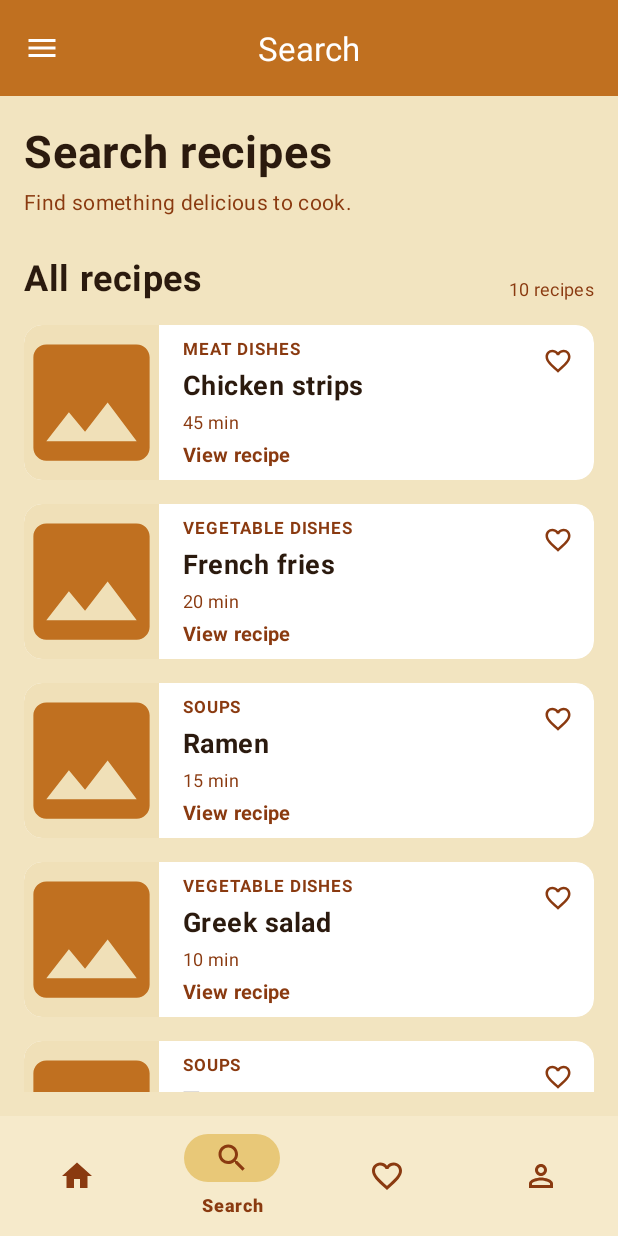
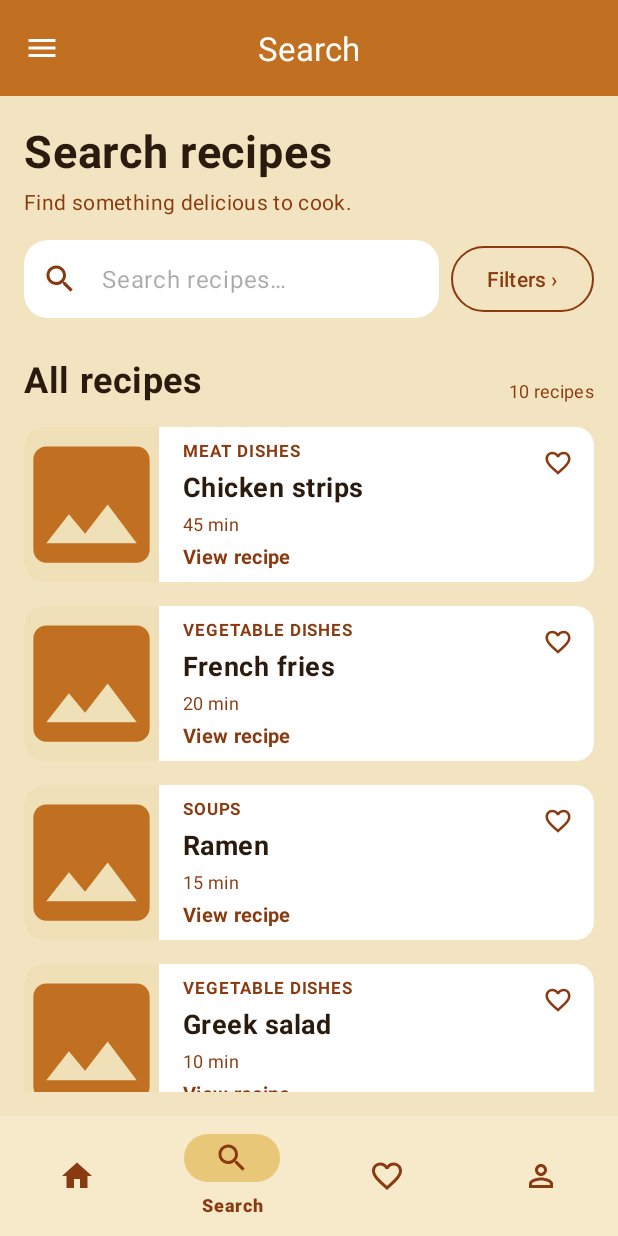
Before and after one commit to milicacorilic/mobilne-aplikacije-projekat-2026, an Android app: the SearchFragment screen opened through its navigation route, on a phone screen of 412 x 824 dp. Run offline under Robolectric (Android 15) with nearby library versions, the phone set to English and light mode, and no system bars; our stand-ins replace navigation-ui.

Commit message:
feat: implement live name search, viewmodel, and home search shortcut

```diff
--- a/app/src/main/java/com/example/recipe_app/MainActivity.java
+++ b/app/src/main/java/com/example/recipe_app/MainActivity.java
@@ -4,16 +4,19 @@ import android.os.Bundle;
 import android.widget.PopupMenu;
 
 import androidx.appcompat.app.AppCompatActivity;
+import androidx.lifecycle.ViewModelProvider;
 import androidx.navigation.NavController;
 import androidx.navigation.fragment.NavHostFragment;
 import androidx.navigation.ui.NavigationUI;
 
+import com.example.recipe_app.ui.search.SearchViewModel;
 import com.google.android.material.appbar.MaterialToolbar;
 import com.google.android.material.bottomnavigation.BottomNavigationView;
 
 public class MainActivity extends AppCompatActivity {
 
     private NavController navController;
+    private SearchViewModel searchViewModel;
 
     @Override
     protected void onCreate(Bundle savedInstanceState) {
@@ -24,11 +27,17 @@ public class MainActivity extends AppCompatActivity {
                 .findFragmentById(R.id.nav_host_fragment);
         navController = host.getNavController();
 
+        searchViewModel = new ViewModelProvider(this).get(SearchViewModel.class);
+
         BottomNavigationView bottomNav = findViewById(R.id.bottom_nav);
 
         NavigationUI.setupWithNavController(bottomNav, navController);
 
         bottomNav.setOnItemSelectedListener(item -> {
+            // Reset search state when navigating away from Search tab
+            if (item.getItemId() != R.id.searchFragment) {
+                searchViewModel.clearAll();
+            }
             goTo(item.getItemId());
             return true;
         });
@@ -49,7 +58,7 @@ public class MainActivity extends AppCompatActivity {
             if (destination.getId() == R.id.homeFragment) {
                 toolbar.setTitle(R.string.toolbar_title);
             } else {
-                toolbar.setTitle(destination.getLabel());   // label from nav_graph.xml
+                toolbar.setTitle(destination.getLabel());
             }
         });
     }
--- a/app/src/main/java/com/example/recipe_app/ui/home/HomeFragment.java
+++ b/app/src/main/java/com/example/recipe_app/ui/home/HomeFragment.java
@@ -4,8 +4,6 @@ import android.os.Bundle;
 import android.view.LayoutInflater;
 import android.view.View;
 import android.view.ViewGroup;
-import android.view.inputmethod.EditorInfo;
-import android.widget.EditText;
 import android.widget.LinearLayout;
 import android.widget.TextView;
 import android.widget.Toast;
@@ -20,6 +18,7 @@ import androidx.recyclerview.widget.LinearLayoutManager;
 import androidx.recyclerview.widget.RecyclerView;
 
 import com.example.recipe_app.R;
+import com.google.android.material.card.MaterialCardView;
 import com.google.android.material.chip.ChipGroup;
 
 import java.util.List;
@@ -39,13 +38,13 @@ public class HomeFragment extends Fragment {
         HomeViewModel vm = new ViewModelProvider(this).get(HomeViewModel.class);
 
         // Pretraga
-        EditText search = view.findViewById(R.id.etSearch);
-        search.setOnEditorActionListener((tv, actionId, event) -> {
-            if (actionId == EditorInfo.IME_ACTION_SEARCH) {
-                NavHostFragment.findNavController(this).navigate(R.id.searchFragment);
-                return true;
-            }
-            return false;
+        MaterialCardView searchCard = view.findViewById(R.id.cardHomeSearch);
+        searchCard.setOnClickListener(v -> {
+            Bundle bundle = new Bundle();
+            bundle.putBoolean("focus_search", true);
+
+            // Navigate to Search tab
+            NavHostFragment.findNavController(this).navigate(R.id.searchFragment, bundle);
         });
 
         // Kategorije -> pretraga
--- a/app/src/main/java/com/example/recipe_app/ui/search/SearchFragment.java
+++ b/app/src/main/java/com/example/recipe_app/ui/search/SearchFragment.java
@@ -1,24 +1,30 @@
 package com.example.recipe_app.ui.search;
 
+import android.content.Context;
 import android.os.Bundle;
+import android.text.Editable;
+import android.text.TextWatcher;
 import android.view.View;
+import android.view.inputmethod.EditorInfo;
+import android.view.inputmethod.InputMethodManager;
 import android.widget.TextView;
 
 import androidx.annotation.NonNull;
 import androidx.annotation.Nullable;
 import androidx.fragment.app.Fragment;
+import androidx.lifecycle.ViewModelProvider;
 import androidx.recyclerview.widget.LinearLayoutManager;
 import androidx.recyclerview.widget.RecyclerView;
 
 import com.example.recipe_app.R;
-import com.example.recipe_app.data.RecipeRepository;
-import com.example.recipe_app.model.Recipe;
-
-import java.util.List;
+import com.google.android.material.textfield.TextInputEditText;
 
 public class SearchFragment extends Fragment {
 
     private SearchRecipeAdapter adapter;
+    private SearchViewModel viewModel;
+    private TextView textListTitle;
+    private TextView textRecipeCount;
 
     public SearchFragment() {
         super(R.layout.fragment_search);
@@ -28,18 +34,79 @@ public class SearchFragment extends Fragment {
     public void onViewCreated(@NonNull View view, @Nullable Bundle savedInstanceState) {
         super.onViewCreated(view, savedInstanceState);
 
+        viewModel = new ViewModelProvider(requireActivity()).get(SearchViewModel.class);
+
         RecyclerView recyclerView = view.findViewById(R.id.recyclerView);
-        TextView textRecipeCount = view.findViewById(R.id.textRecipeCount);
+        textRecipeCount = view.findViewById(R.id.textRecipeCount);
+        textListTitle = view.findViewById(R.id.textListTitle);
+        TextInputEditText searchInput = view.findViewById(R.id.searchInput);
 
         adapter = new SearchRecipeAdapter();
         recyclerView.setLayoutManager(new LinearLayoutManager(requireContext()));
         recyclerView.setAdapter(adapter);
 
-        // Load sample data
-        List<Recipe> recipes = RecipeRepository.getInstance().getAllRecipes();
-        adapter.setRecipes(recipes);
+        // Observe filtered results
+        viewModel.getFilteredRecipes().observe(getViewLifecycleOwner(), recipes -> {
+            adapter.setRecipes(recipes);
+            textRecipeCount.setText(getResources().getQuantityString(
+                    R.plurals.recipe_count, recipes.size(), recipes.size()));
+        });
 
-        // Use plurals for correct grammar (1 recipe vs 2 recipes)
-        textRecipeCount.setText(getResources().getQuantityString(R.plurals.recipe_count, recipes.size(), recipes.size()));
+        viewModel.getQuery().observe(getViewLifecycleOwner(), query -> {
+            updateListTitle();
+            // Restore the text if navigating back to the screen
+            if (!searchInput.getText().toString().equals(query)) {
+                searchInput.setText(query);
+                searchInput.setSelection(searchInput.getText().length());
+            }
+        });
+
+        viewModel.getFilter().observe(getViewLifecycleOwner(), filter -> updateListTitle());
+
+        searchInput.addTextChangedListener(new TextWatcher() {
+            @Override public void beforeTextChanged(CharSequence s, int start, int count, int after) {}
+            @Override public void onTextChanged(CharSequence s, int start, int before, int count) {}
+            @Override public void afterTextChanged(Editable s) {
+                viewModel.setQuery(s.toString());
+            }
+        });
+
+        // Handle the keyboard "Search" action to hide the keyboard
+        searchInput.setOnEditorActionListener((v, actionId, event) -> {
+            if (actionId == EditorInfo.IME_ACTION_SEARCH) {
+                InputMethodManager imm = (InputMethodManager) requireContext().getSystemService(Context.INPUT_METHOD_SERVICE);
+                if (imm != null) {
+                    imm.hideSoftInputFromWindow(searchInput.getWindowToken(), 0);
+                }
+                searchInput.clearFocus();
+                return true;
+            }
+            return false;
+        });
+
+        // NEW: Check if we arrived here from the Home screen search bar
+        if (getArguments() != null && getArguments().getBoolean("focus_search", false)) {
+            searchInput.post(() -> {
+                searchInput.requestFocus();
+                InputMethodManager imm = (InputMethodManager) requireContext().getSystemService(Context.INPUT_METHOD_SERVICE);
+                if (imm != null) {
+                    imm.showSoftInput(searchInput, InputMethodManager.SHOW_IMPLICIT);
+                }
+            });
+        }
+    }
+
+    private void updateListTitle() {
+        String query = viewModel.getQuery().getValue();
+        RecipeFilter filter = viewModel.getFilter().getValue();
+
+        boolean isFiltering = (query != null && !query.trim().isEmpty())
+                || (filter != null && filter.activeGroupCount() > 0);
+
+        if (isFiltering) {
+            textListTitle.setText(R.string.matching_recipes_title);
+        } else {
+            textListTitle.setText(R.string.all_recipes_title);
+        }
     }
 }
--- /dev/null
+++ b/app/src/main/java/com/example/recipe_app/ui/search/SearchViewModel.java
@@ -0,0 +1,64 @@
+package com.example.recipe_app.ui.search;
+
+import androidx.lifecycle.LiveData;
+import androidx.lifecycle.MediatorLiveData;
+import androidx.lifecycle.MutableLiveData;
+import androidx.lifecycle.ViewModel;
+
+import com.example.recipe_app.data.RecipeRepository;
+import com.example.recipe_app.model.Recipe;
+
+import java.util.List;
+
+public class SearchViewModel extends ViewModel {
+
+    private final RecipeRepository repository;
+
+    private final MutableLiveData<String> query = new MutableLiveData<>("");
+    private final MutableLiveData<RecipeFilter> filter = new MutableLiveData<>(new RecipeFilter());
+
+    private final MediatorLiveData<List<Recipe>> filteredRecipes = new MediatorLiveData<>();
+
+    public SearchViewModel() {
+        repository = RecipeRepository.getInstance();
+
+        filteredRecipes.addSource(query, q -> updateResults());
+        filteredRecipes.addSource(filter, f -> updateResults());
+    }
+
+    private void updateResults() {
+        String currentQuery = query.getValue();
+        RecipeFilter currentFilter = filter.getValue();
+        List<Recipe> allRecipes = repository.getAllRecipes();
+
+        filteredRecipes.setValue(RecipeFilterEngine.apply(allRecipes, currentQuery, currentFilter));
+    }
+
+    public LiveData<List<Recipe>> getFilteredRecipes() {
+        return filteredRecipes;
+    }
+
+    public LiveData<String> getQuery() {
+        return query;
+    }
+
+    public void setQuery(String newQuery) {
+        if (newQuery == null) newQuery = "";
+        if (!newQuery.equals(query.getValue())) {
+            query.setValue(newQuery);
+        }
+    }
+
+    public LiveData<RecipeFilter> getFilter() {
+        return filter;
+    }
+
+    public void setFilter(RecipeFilter newFilter) {
+        filter.setValue(newFilter.copy());
+    }
+
+    public void clearAll() {
+        query.setValue("");
+        filter.setValue(new RecipeFilter());
+    }
+}
--- a/app/src/main/res/layout/fragment_search.xml
+++ b/app/src/main/res/layout/fragment_search.xml
@@ -26,6 +26,52 @@
         app:layout_constraintStart_toStartOf="parent"
         app:layout_constraintTop_toBottomOf="@id/textTitle" />
 
+    <!-- Search Bar and Filters Button Row -->
+    <LinearLayout
+        android:id="@+id/searchBarRow"
+        android:layout_width="0dp"
+        android:layout_height="wrap_content"
+        android:layout_marginTop="@dimen/spacing_m"
+        android:orientation="horizontal"
+        android:gravity="center_vertical"
+        app:layout_constraintStart_toStartOf="parent"
+        app:layout_constraintEnd_toEndOf="parent"
+        app:layout_constraintTop_toBottomOf="@id/textSubtitle">
+
+        <com.google.android.material.textfield.TextInputLayout
+            style="@style/Widget.App.TextInputLayout"
+            android:layout_width="0dp"
+            android:layout_height="52dp"
+            android:layout_weight="1"
+            android:layout_marginEnd="@dimen/spacing_s"
+            app:hintEnabled="false"
+            app:startIconDrawable="@drawable/ic_search"
+            app:startIconTint="@color/burnt_sienna">
+
+            <com.google.android.material.textfield.TextInputEditText
+                android:id="@+id/searchInput"
+                android:layout_width="match_parent"
+                android:layout_height="match_parent"
+                android:gravity="center_vertical"
+                android:hint="@string/search_hint"
+                android:imeOptions="actionSearch"
+                android:inputType="text"
+                android:maxLines="1"
+                android:paddingTop="0dp"
+                android:paddingBottom="0dp" />
+        </com.google.android.material.textfield.TextInputLayout>
+
+        <com.google.android.material.button.MaterialButton
+            android:id="@+id/buttonFilters"
+            style="@style/Widget.Material3.Button.OutlinedButton"
+            android:layout_width="wrap_content"
+            android:layout_height="52dp"
+            android:text="@string/filters_button"
+            android:textColor="@color/burnt_sienna"
+            app:strokeColor="@color/burnt_sienna" />
+    </LinearLayout>
+
+    <!-- Rest of the layout remains the same... -->
     <TextView
         android:id="@+id/textListTitle"
         style="@style/TextAppearance.App.Label"
@@ -35,7 +81,7 @@
         android:text="@string/all_recipes_title"
         android:textSize="@dimen/text_title"
         app:layout_constraintStart_toStartOf="parent"
-        app:layout_constraintTop_toBottomOf="@id/textSubtitle" />
+        app:layout_constraintTop_toBottomOf="@id/searchBarRow" />
 
     <TextView
         android:id="@+id/textRecipeCount"
@@ -55,6 +101,6 @@
         android:paddingBottom="@dimen/spacing_m"
         app:layout_constraintBottom_toBottomOf="parent"
         app:layout_constraintTop_toBottomOf="@id/textListTitle"
-        tools:listitem="@layout/item_recipe_card" />
+        tools:listitem="@layout/item_search_recipe_card" />
 
 </androidx.constraintlayout.widget.ConstraintLayout>
--- a/app/src/main/res/navigation/nav_graph.xml
+++ b/app/src/main/res/navigation/nav_graph.xml
@@ -19,6 +19,9 @@
         <action
             android:id="@+id/action_home_to_recipeDetails"
             app:destination="@id/recipeDetailsFragment" />
+        <action
+            android:id="@+id/action_home_to_search"
+            app:destination="@id/searchFragment" />
     </fragment>
 
     <fragment
--- a/app/src/main/res/values/strings.xml
+++ b/app/src/main/res/values/strings.xml
@@ -121,6 +121,9 @@
     <string name="search_subtitle">Find something delicious to cook.</string>
     <string name="all_recipes_title">All recipes</string>
     <string name="prep_time_minutes">%1$d min</string>
+    <string name="filters_button">Filters ›</string>
+    <string name="filters_button_active">Filters · %1$d</string>
+    <string name="matching_recipes_title">Matching recipes</string>
 
     <plurals name="recipe_count">
         <item quantity="one">%d recipe</item>
```
Also changed, not shown: app/src/main/res/layout/fragment_home.xml (+9 -11 lines).
